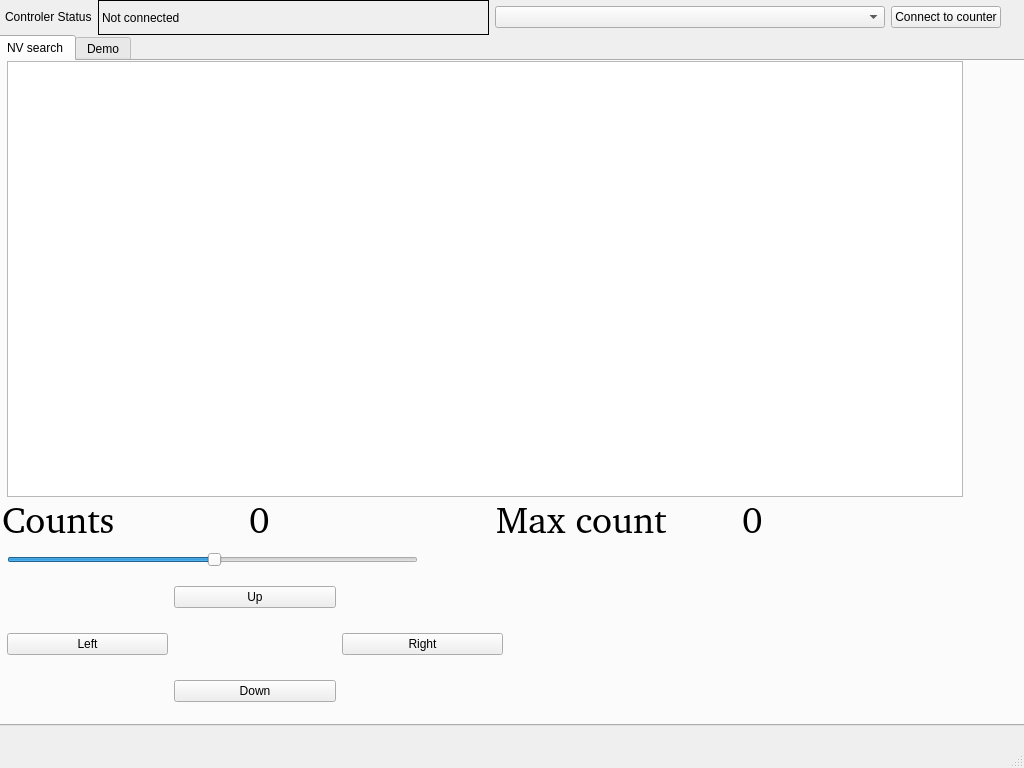
CQTools/Diamond_scan, file diamondgui.ui: the form before one commit.
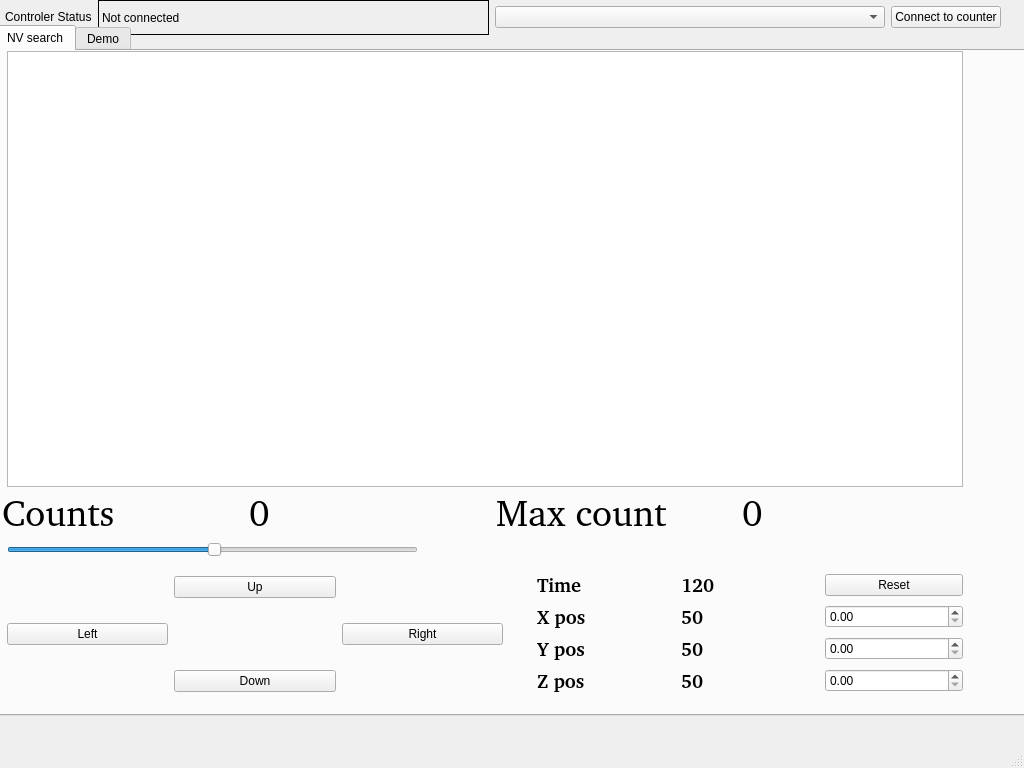
The form after the commit. Custom widgets are drawn as their Qt base class.

Commit message: more features added to form

Diff of the .ui file:
```diff
--- a/diamondgui.ui
+++ b/diamondgui.ui
@@ -60,7 +60,7 @@
     <property name="geometry">
      <rect>
       <x>-5</x>
-      <y>35</y>
+      <y>25</y>
       <width>1031</width>
       <height>691</height>
      </rect>
@@ -188,7 +188,7 @@
         <x>5</x>
         <y>435</y>
         <width>981</width>
-        <height>46</height>
+        <height>52</height>
        </rect>
       </property>
       <layout class="QHBoxLayout" name="horizontalLayout_6">
@@ -262,6 +262,154 @@
        <enum>Qt::Horizontal</enum>
       </property>
      </widget>
+     <widget class="QWidget" name="gridLayoutWidget_5">
+      <property name="geometry">
+       <rect>
+        <x>540</x>
+        <y>520</y>
+        <width>426</width>
+        <height>128</height>
+       </rect>
+      </property>
+      <layout class="QGridLayout" name="gridLayout_7">
+       <item row="1" column="1">
+        <widget class="QLabel" name="label_xpos">
+         <property name="font">
+          <font>
+           <family>Noto Sans [unknown]</family>
+           <pointsize>14</pointsize>
+           <weight>75</weight>
+           <bold>true</bold>
+          </font>
+         </property>
+         <property name="text">
+          <string>50</string>
+         </property>
+        </widget>
+       </item>
+       <item row="1" column="0">
+        <widget class="QLabel" name="label_16">
+         <property name="font">
+          <font>
+           <family>Noto Sans [unknown]</family>
+           <pointsize>14</pointsize>
+           <weight>75</weight>
+           <bold>true</bold>
+          </font>
+         </property>
+         <property name="text">
+          <string>X pos</string>
+         </property>
+        </widget>
+       </item>
+       <item row="2" column="1">
+        <widget class="QLabel" name="label_ypos">
+         <property name="font">
+          <font>
+           <family>Noto Sans [unknown]</family>
+           <pointsize>14</pointsize>
+           <weight>75</weight>
+           <bold>true</bold>
+          </font>
+         </property>
+         <property name="text">
+          <string>50</string>
+         </property>
+        </widget>
+       </item>
+       <item row="3" column="0">
+        <widget class="QLabel" name="label_18">
+         <property name="font">
+          <font>
+           <family>Noto Sans [unknown]</family>
+           <pointsize>14</pointsize>
+           <weight>75</weight>
+           <bold>true</bold>
+          </font>
+         </property>
+         <property name="text">
+          <string>Z pos</string>
+         </property>
+        </widget>
+       </item>
+       <item row="2" column="0">
+        <widget class="QLabel" name="label_17">
+         <property name="font">
+          <font>
+           <family>Noto Sans [unknown]</family>
+           <pointsize>14</pointsize>
+           <weight>75</weight>
+           <bold>true</bold>
+          </font>
+         </property>
+         <property name="text">
+          <string>Y pos</string>
+         </property>
+        </widget>
+       </item>
+       <item row="3" column="1">
+        <widget class="QLabel" name="label_zpos">
+         <property name="font">
+          <font>
+           <family>Noto Sans [unknown]</family>
+           <pointsize>14</pointsize>
+           <weight>75</weight>
+           <bold>true</bold>
+          </font>
+         </property>
+         <property name="text">
+          <string>50</string>
+         </property>
+        </widget>
+       </item>
+       <item row="0" column="0">
+        <widget class="QLabel" name="label_19">
+         <property name="font">
+          <font>
+           <family>Noto Sans [unknown]</family>
+           <pointsize>14</pointsize>
+           <weight>75</weight>
+           <bold>true</bold>
+          </font>
+         </property>
+         <property name="text">
+          <string>Time</string>
+         </property>
+        </widget>
+       </item>
+       <item row="0" column="1">
+        <widget class="QLabel" name="label_time">
+         <property name="font">
+          <font>
+           <family>Noto Sans [unknown]</family>
+           <pointsize>14</pointsize>
+           <weight>75</weight>
+           <bold>true</bold>
+          </font>
+         </property>
+         <property name="text">
+          <string>120</string>
+         </property>
+        </widget>
+       </item>
+       <item row="0" column="2">
+        <widget class="QPushButton" name="resetButton">
+         <property name="text">
+          <string>Reset</string>
+         </property>
+        </widget>
+       </item>
+       <item row="1" column="2">
+        <widget class="QDoubleSpinBox" name="doubleSpinBox"/>
+       </item>
+       <item row="2" column="2">
+        <widget class="QDoubleSpinBox" name="doubleSpinBox_2"/>
+       </item>
+       <item row="3" column="2">
+        <widget class="QDoubleSpinBox" name="doubleSpinBox_3"/>
+       </item>
+      </layout>
+     </widget>
     </widget>
     <widget class="QWidget" name="tab_2">
      <attribute name="title">
```
Left out of the diff: 2 changed lines with no effect on the pictures.
